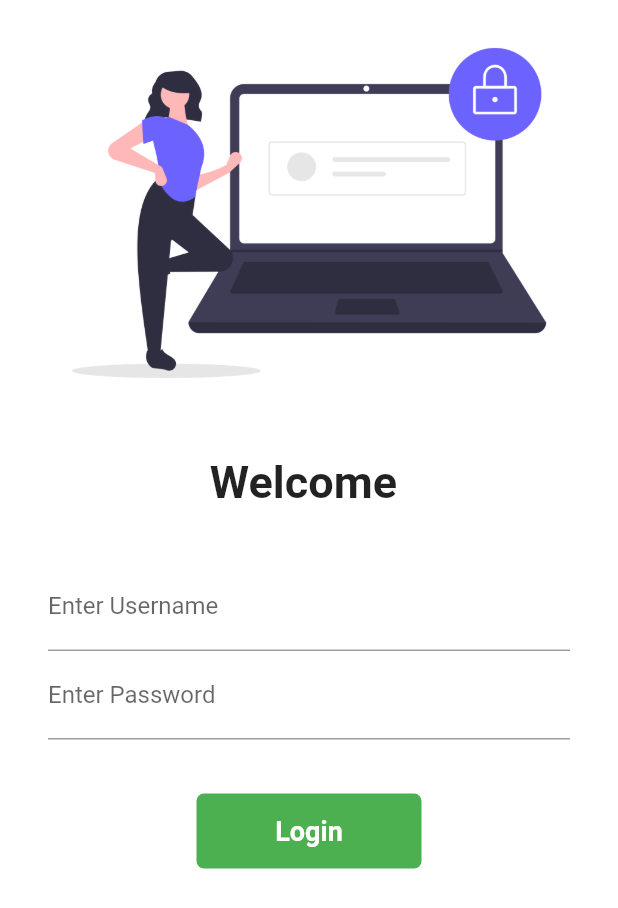
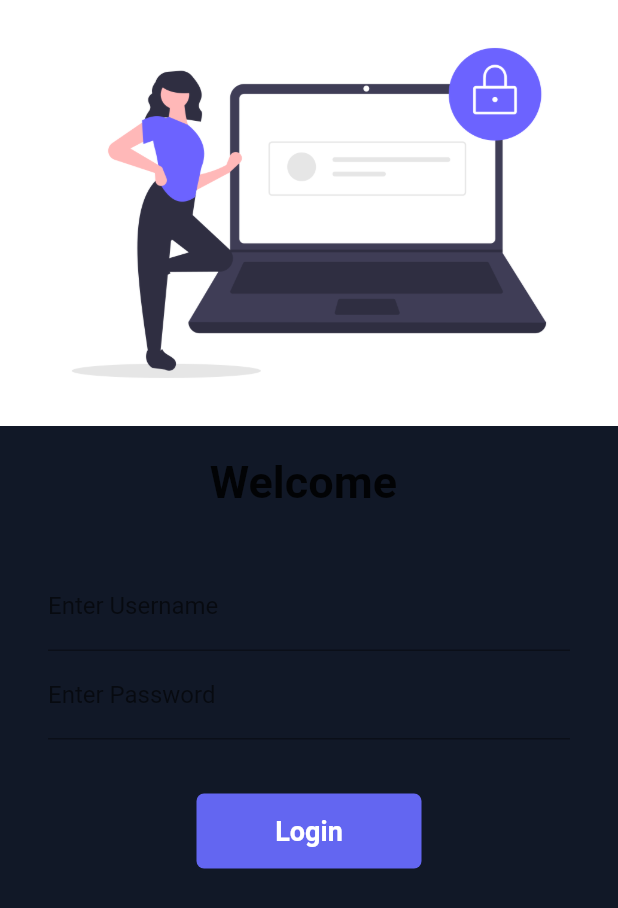
Before and after one commit to awnish462/30DaysOfFlutter, a Flutter app: the LoginPage screen opened by its route, on a phone screen of 412 x 824 dp. Shown: the top 908 px of the screen. Run offline on Flutter 3.47's test engine with Material 2 defaults, Android fonts, the phone set to English and light mode, and no system bars; our stand-ins replace velocity_x; network calls fail.

Commit message:
Day16 completed

```diff
--- a/lib/main.dart
+++ b/lib/main.dart
@@ -15,7 +15,7 @@ class MyApp extends StatelessWidget {
   @override
   Widget build(BuildContext context) {
     return MaterialApp(
-      themeMode: ThemeMode.light,
+      themeMode: ThemeMode.system,
       theme: MyTheme.lightTheme(),
       debugShowCheckedModeBanner: false,
       darkTheme:MyTheme.darkTheme(),
--- a/lib/pages/login_page.dart
+++ b/lib/pages/login_page.dart
@@ -5,7 +5,9 @@
 // import 'dart:html';
 
 import 'package:flutter/material.dart';
+import 'package:flutter_catelog/pages/widgets/themes.dart';
 import 'package:flutter_catelog/utilities/routes.dart';
+import 'package:velocity_x/velocity_x.dart';
 
 class LoginPage extends StatefulWidget {
   const LoginPage({Key? key}) : super(key: key);
@@ -36,7 +38,7 @@ class _LoginPageState extends State<LoginPage> {
   @override
   Widget build(BuildContext context) {
     return Material(
-        color: Colors.white,
+        color: context.canvasColor,
         child: SingleChildScrollView(
           child: Form(
             key: formkey,
@@ -102,7 +104,7 @@ class _LoginPageState extends State<LoginPage> {
                 ),
 
                 Material(
-                  color: Colors.green,
+                  color: MyTheme.lightBluishColor,
                   borderRadius: BorderRadius.circular(changeButton ? 50 : 5),
                   child: InkWell(
                       onTap: () => moveToHome(context),
--- a/lib/pages/widgets/home_widgets/catelog_header.dart
+++ b/lib/pages/widgets/home_widgets/catelog_header.dart
@@ -11,8 +11,9 @@ class CatelogHeader extends StatelessWidget {
   Widget build(BuildContext context) {
     return Column(
       crossAxisAlignment: CrossAxisAlignment.start,
+
       children: [
-        "Catelog App".text.xl5.bold.color(MyTheme.darkBluishColor).make(),
+        "Catelog App".text.xl5.bold.color(context.theme.errorColor).make(),
         "Trending products".text.xl2.make().py8(),
       ],
     );
--- a/lib/pages/widgets/home_widgets/catelog_image.dart
+++ b/lib/pages/widgets/home_widgets/catelog_image.dart
@@ -13,7 +13,7 @@ class CatelogImage extends StatelessWidget {
     return Image.network(image)
         .box
         .p8
-        .color(MyTheme.creamColor)
+        .color(context.canvasColor)
         .make()
         .p16()
         .w40(context);
--- a/lib/pages/widgets/home_widgets/catelog_list.dart
+++ b/lib/pages/widgets/home_widgets/catelog_list.dart
@@ -47,7 +47,7 @@ class CatelogItems extends StatelessWidget {
           crossAxisAlignment: CrossAxisAlignment.start,
           mainAxisAlignment: MainAxisAlignment.center,
           children: [
-            catelog.name.text.xl.color(MyTheme.darkBluishColor).bold.make(),
+            catelog.name.text.xl.color(context.theme.errorColor).bold.make(),
             catelog.desc.text.textStyle(context.captionStyle).make(),
             10.heightBox,
             ButtonBar(
@@ -60,7 +60,7 @@ class CatelogItems extends StatelessWidget {
                   child: "Add to cart".text.make(),
                   style: ButtonStyle(
                       backgroundColor:
-                          MaterialStateProperty.all(MyTheme.darkBluishColor),
+                          MaterialStateProperty.all(MyTheme.lightBluishColor),
                       shape: MaterialStateProperty.all(StadiumBorder())),
                 ),
               ],
@@ -68,6 +68,6 @@ class CatelogItems extends StatelessWidget {
           ],
         ))
       ],
-    )).white.roundedLg.square(130).make().py16();
+    )).color(context.cardColor).roundedLg.square(130).make().py16();
   }
 }
--- a/lib/pages/widgets/themes.dart
+++ b/lib/pages/widgets/themes.dart
@@ -1,8 +1,13 @@
 import 'package:flutter/material.dart';
+import 'package:velocity_x/velocity_x.dart';
 
 class MyTheme {
   static ThemeData lightTheme() => ThemeData(
       primarySwatch: Colors.green,
+      cardColor: Colors.black,
+      canvasColor: darkcreamColor,
+      errorColor: darkBluishColor,
+
       appBarTheme: AppBarTheme(
           color: Colors.white,
           elevation: 0.0,
@@ -10,8 +15,19 @@ class MyTheme {
           titleTextStyle: TextStyle(color: Colors.black, fontSize: 20)));
 
   static ThemeData darkTheme() => ThemeData(
-        brightness: Brightness.light,
-      );
+    brightness: Brightness.dark,
+      primarySwatch: Colors.green,
+      cardColor: Colors.black,
+      errorColor: Colors.white,
+      canvasColor: darkcreamColor,
+      appBarTheme: AppBarTheme(
+          color: Colors.black,
+          elevation: 0.0,
+          iconTheme: IconThemeData(color: Colors.white),
+          titleTextStyle: TextStyle(color: Colors.black, fontSize: 20)));
+
   static Color creamColor = Color(0xfff5f5f5);
+  static Color darkcreamColor = Vx.gray900;
   static Color darkBluishColor = Color(0xff403b58);
+   static Color lightBluishColor = Vx.indigo500;
 }
```
Also changed, not shown: lib/pages/home_detail_page.dart (+6 -6 lines), lib/pages/home_page.dart (+4 -3 lines).
